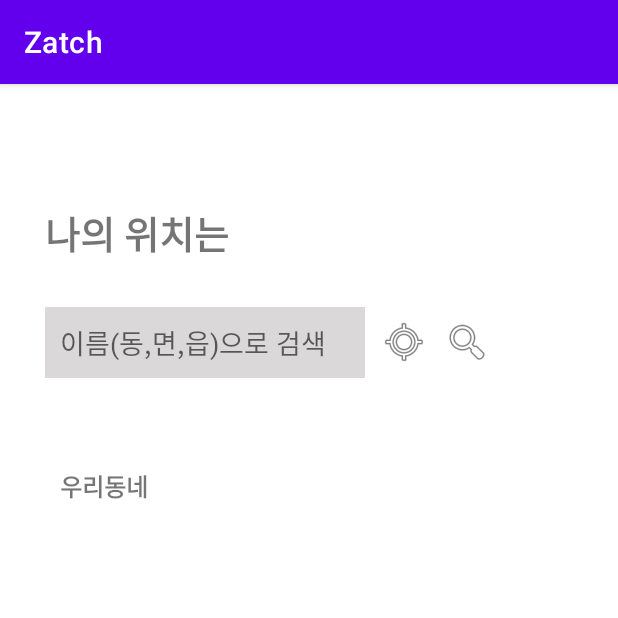
After one commit to dev-muuu/Zatch, an Android app: the SetLocationActivity screen opened directly, with no data from a screen before it, on a phone screen of 412 x 824 dp, the top half of it. The commit adds this screen. Run offline under Robolectric (Android 15) with nearby library versions, the phone set to English and light mode, and no system bars.

Commit message:
set location activity

```diff
--- a/app/src/main/AndroidManifest.xml
+++ b/app/src/main/AndroidManifest.xml
@@ -18,6 +18,7 @@
         </activity>
         <activity android:name=".LogInActivity"></activity>
         <activity android:name=".FirstLocationActivity"></activity>
+        <activity android:name=".SetLocationActivity"></activity>
     </application>
 
 </manifest>
--- a/app/src/main/java/com/example/zatch/FirstLocationActivity.java
+++ b/app/src/main/java/com/example/zatch/FirstLocationActivity.java
@@ -1,5 +1,6 @@
 package com.example.zatch;
 
+import android.content.Intent;
 import android.os.Bundle;
 import android.util.Log;
 import android.view.View;
@@ -20,9 +21,15 @@ public class FirstLocationActivity extends AppCompatActivity {
         public void onClick(View v) {
             switch (v.getId()){
                 case R.id.goSetLocationButton:
-                    Log.e("moveLocationSet","moveLocationSet");
+                    Log.e("FirstLocationActivity","move Location set activity");
+                    moveActivity();
                     break;
             }
         }
     };
+
+    private void moveActivity(){
+        Intent intent = new Intent(this, SetLocationActivity.class);
+        startActivity(intent);
+    }
 }
--- a/app/src/main/java/com/example/zatch/LogInActivity.java
+++ b/app/src/main/java/com/example/zatch/LogInActivity.java
@@ -15,6 +15,8 @@ public class LogInActivity extends AppCompatActivity {
         setContentView(R.layout.activity_login);
 
         findViewById(R.id.loginButton).setOnClickListener(onClickListener);
+        findViewById(R.id.findPasswordButton).setOnClickListener(onClickListener);
+        findViewById(R.id.signupButton).setOnClickListener(onClickListener);
     }
 
     View.OnClickListener onClickListener = new View.OnClickListener() {
@@ -22,8 +24,14 @@ public class LogInActivity extends AppCompatActivity {
         public void onClick(View v) {
             switch (v.getId()){
                 case R.id.loginButton:
-                    Log.e("tryLogin","tryLogin");
+                    Log.e("LogInActivity","tryLogin");
                     moveActivity();
+                    break;
+                case R.id.findPasswordButton:
+                    Log.e("LogInActivity","go find password");
+                    break;
+                case R.id.signupButton:
+                    Log.e("LogInActivity","go signup activity");
                     break;
             }
         }
--- /dev/null
+++ b/app/src/main/java/com/example/zatch/SetLocationActivity.java
@@ -0,0 +1,34 @@
+package com.example.zatch;
+
+import android.os.Bundle;
+import android.util.Log;
+import android.view.View;
+
+import androidx.appcompat.app.AppCompatActivity;
+
+public class SetLocationActivity extends AppCompatActivity {
+
+    @Override
+    protected void onCreate(Bundle savedInstanceState) {
+        super.onCreate(savedInstanceState);
+        setContentView(R.layout.activity_set_location);
+
+        findViewById(R.id.setMyLocationButton).setOnClickListener(onClickListener);
+        findViewById(R.id.searchPlaceButton).setOnClickListener(onClickListener);
+    }
+
+    View.OnClickListener onClickListener = new View.OnClickListener() {
+        @Override
+        public void onClick(View v) {
+            switch (v.getId()) {
+                case R.id.setMyLocationButton:
+                    Log.e("SetLocationActivity","set My Location button click");
+                    break;
+                case R.id.searchPlaceButton:
+                    Log.e("SetLocationActivity","search place button click");
+                    break;
+            }
+
+        }
+    };
+}
--- /dev/null
+++ b/app/src/main/res/layout/activity_set_location.xml
@@ -0,0 +1,76 @@
+<?xml version="1.0" encoding="utf-8"?>
+<RelativeLayout xmlns:android="http://schemas.android.com/apk/res/android"
+    xmlns:app="http://schemas.android.com/apk/res-auto"
+    android:layout_width="match_parent"
+    android:layout_height="match_parent"
+    android:gravity="clip_horizontal"
+    android:orientation="vertical">
+
+    <TextView
+        android:id="@+id/textView4"
+        android:layout_width="wrap_content"
+        android:layout_height="wrap_content"
+        android:layout_marginStart="30dp"
+        android:layout_marginLeft="30dp"
+        android:layout_marginTop="80dp"
+        android:text="나의 위치는"
+        android:textSize="25sp"
+        android:textStyle="bold" />
+
+    <LinearLayout
+        android:id="@+id/locationSearchStack"
+        android:layout_width="match_parent"
+        android:layout_height="wrap_content"
+        android:layout_below="@id/textView4"
+        android:layout_marginStart="30dp"
+        android:layout_marginLeft="30dp"
+        android:layout_marginTop="30dp"
+        android:layout_marginEnd="20dp"
+        android:layout_marginRight="20dp"
+        android:orientation="horizontal">
+
+        <EditText
+            android:id="@+id/inputLocationText"
+            android:layout_width="wrap_content"
+            android:layout_height="wrap_content"
+            android:layout_marginEnd="10dp"
+            android:layout_marginRight="10dp"
+            android:background="#DAD8D8"
+            android:ems="10"
+            android:hint="이름(동,면,읍)으로 검색                        "
+            android:inputType="textPersonName"
+            android:padding="10dp" />
+
+            <ImageButton
+                android:id="@+id/setMyLocationButton"
+                android:layout_width="wrap_content"
+                android:layout_height="wrap_content"
+                android:layout_gravity="center"
+                android:layout_marginEnd="10dp"
+                android:layout_marginRight="10dp"
+                android:background="#FFFFFF"
+                app:srcCompat="@android:drawable/ic_menu_mylocation" />
+
+        <ImageButton
+            android:id="@+id/searchPlaceButton"
+            android:layout_width="wrap_content"
+            android:layout_height="wrap_content"
+            android:layout_gravity="center"
+            android:background="#FFFFFF"
+            app:srcCompat="@android:drawable/ic_menu_search" />
+
+    </LinearLayout>
+
+    <TextView
+        android:id="@+id/textView5"
+        android:layout_width="wrap_content"
+        android:layout_height="wrap_content"
+        android:layout_below="@id/locationSearchStack"
+        android:layout_marginStart="40dp"
+        android:layout_marginLeft="40dp"
+        android:layout_marginTop="60dp"
+        android:text="우리동네"
+        android:textSize="16sp"
+        android:textStyle="bold" />
+
+</RelativeLayout>
```
